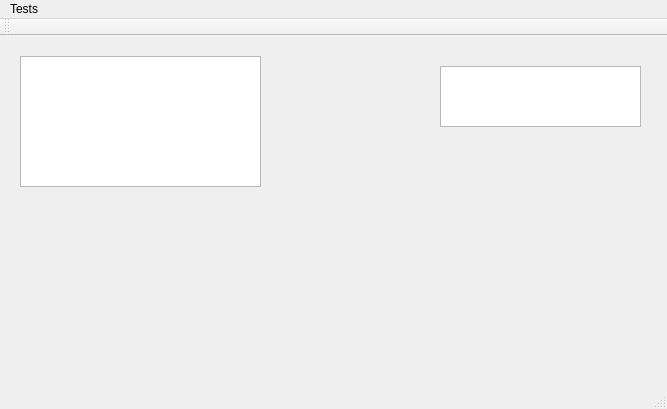
Qt form src/GUI/mainwindow.ui (henrikvs/nornetdemo) before a commit.
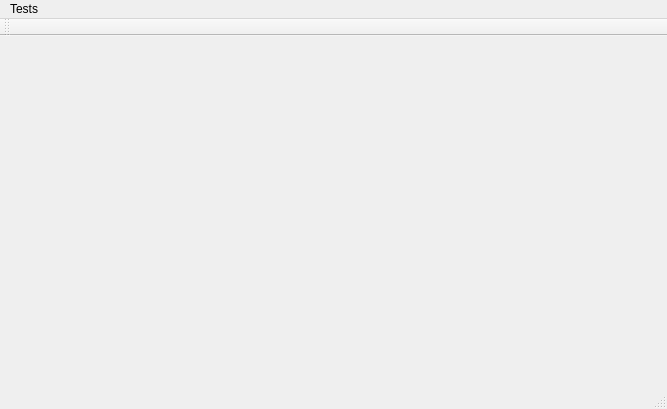
The same form after that commit.

What changed in the file:
```diff
--- a/src/GUI/mainwindow.ui
+++ b/src/GUI/mainwindow.ui
@@ -14,26 +14,7 @@
    <string>MainWindow</string>
   </property>
   <widget class="QWidget" name="centralWidget">
-   <widget class="QGraphicsView" name="graphicsView">
-    <property name="geometry">
-     <rect>
-      <x>20</x>
-      <y>20</y>
-      <width>241</width>
-      <height>131</height>
-     </rect>
-    </property>
-   </widget>
-   <widget class="QTextEdit" name="textEdit">
-    <property name="geometry">
-     <rect>
-      <x>440</x>
-      <y>30</y>
-      <width>201</width>
-      <height>61</height>
-     </rect>
-    </property>
-   </widget>
+   <layout class="QHBoxLayout" name="horizontalLayout_2"/>
   </widget>
   <widget class="QMenuBar" name="menuBar">
    <property name="geometry">
```
Left out of the diff: 8 changed lines with no effect on the pictures.
